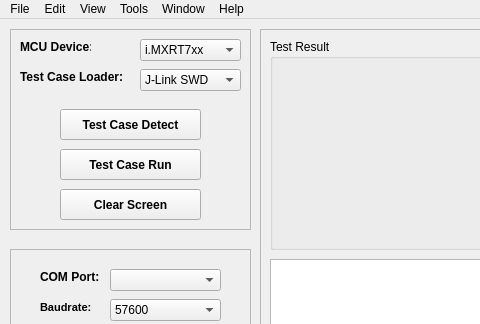
The window that gui/MCU-FATestSuite.ui (JayHeng/MCU-FATestSuite) describes before a commit, drawn with Qt 5; both pictures show x 0 to 480 and y 0 to 324 of the 995 by 407 pixel window.
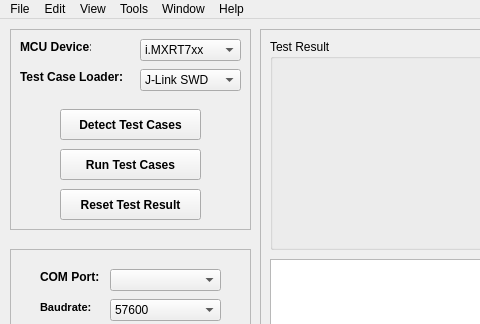
The same window after the commit.

Diff of the .ui file:
```diff
--- a/gui/MCU-FATestSuite.ui
+++ b/gui/MCU-FATestSuite.ui
@@ -141,7 +141,7 @@
       </font>
      </property>
      <property name="text">
-      <string>Test Case Detect</string>
+      <string>Detect Test Cases</string>
      </property>
     </widget>
     <widget class="QPushButton" name="pushButton_testCaseRun">
@@ -160,7 +160,7 @@
       </font>
      </property>
      <property name="text">
-      <string>Test Case Run</string>
+      <string>Run Test Cases</string>
      </property>
     </widget>
     <widget class="QPushButton" name="pushButton_clearScreen">
@@ -179,7 +179,7 @@
       </font>
      </property>
      <property name="text">
-      <string>Clear Screen</string>
+      <string>Reset Test Result</string>
      </property>
     </widget>
    </widget>
```
Left out of the diff: 6 changed lines with no effect on the pictures.
